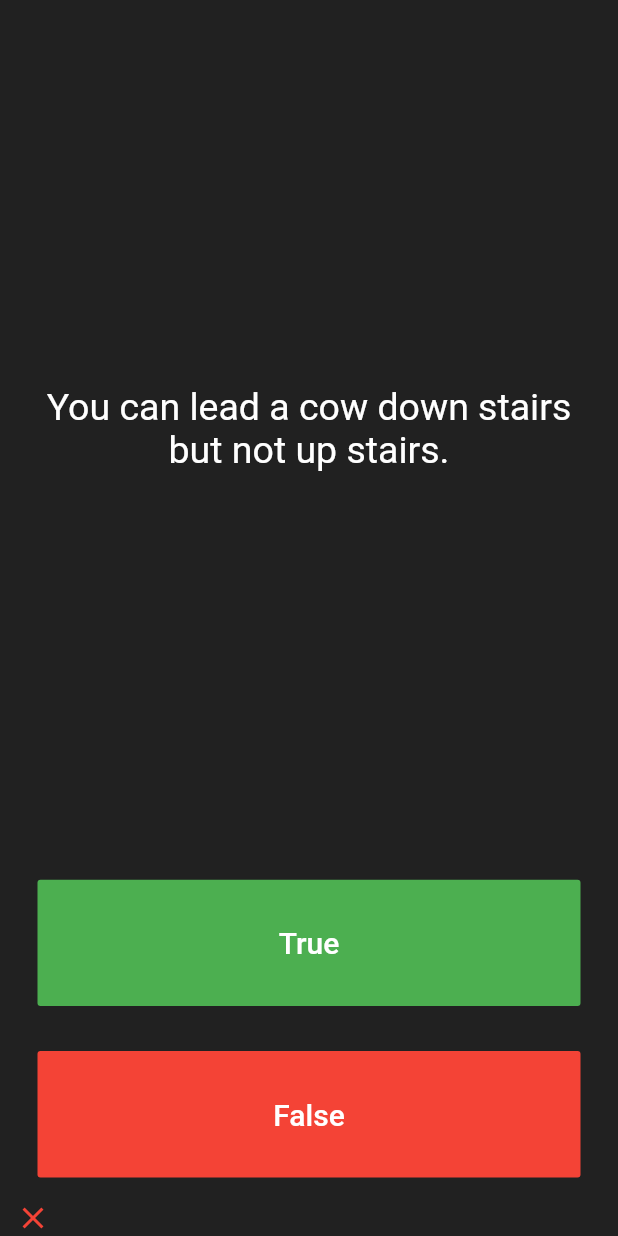
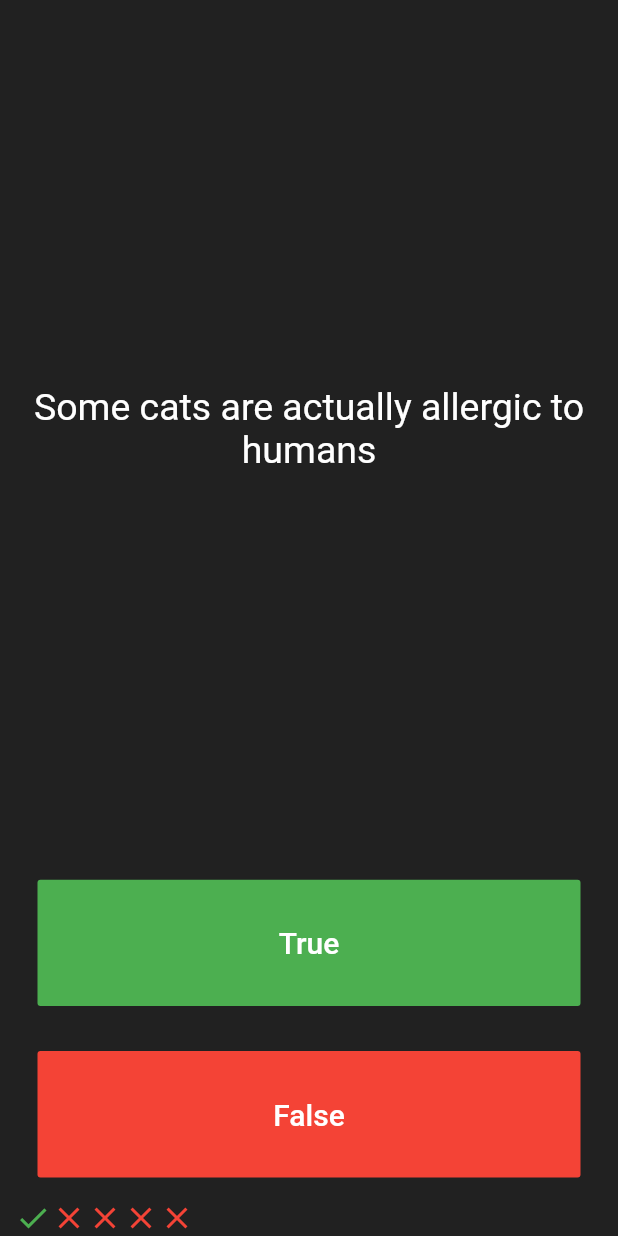
Before and after one commit to abdulaziz-damlahi/quiz-app, a Flutter app: the screen it shows after launch, after a tap on "False", on a phone screen of 412 x 824 dp. Run offline on Flutter 3.47's test engine with Material 2 defaults, Android fonts, the phone set to English and light mode, and no system bars; our stand-ins replace rflutter_alert.

Commit message:
List Format

```diff
--- a/lib/main.dart
+++ b/lib/main.dart
@@ -24,12 +24,34 @@ class Quizzler extends StatelessWidget {
 }
 
 class QuizPage extends StatefulWidget {
+  List scoreKeeper = [];
   @override
   _QuizPageState createState() => _QuizPageState();
 }
 
 class _QuizPageState extends State<QuizPage> {
-  List<Icon> scoreKeeper = [];
+  List<Icon> scoreKeeper = [
+    Icon(
+      Icons.check,
+      color: Colors.green,
+    ),
+    Icon(
+      Icons.close,
+      color: Colors.red,
+    ),
+    Icon(
+      Icons.close,
+      color: Colors.red,
+    ),
+    Icon(
+      Icons.close,
+      color: Colors.red,
+    ),
+    Icon(
+      Icons.close,
+      color: Colors.red,
+    ),
+  ];
 
   void emptyScoreKeeper() {
     scoreKeeper.clear();
@@ -132,14 +154,19 @@ class _QuizPageState extends State<QuizPage> {
               ),
               onPressed: () {
                 //The user picked false.
-                checkAnswer(false);
+                scoreKeeper.add(
+                  Icon(
+                    Icons.check,
+                    color: Colors.green,
+                  ),
+                );
               },
             ),
           ),
         ),
         Row(
           children: scoreKeeper,
-        )
+        ),
       ],
     );
   }
```
Also changed, not shown: 1 other file.
